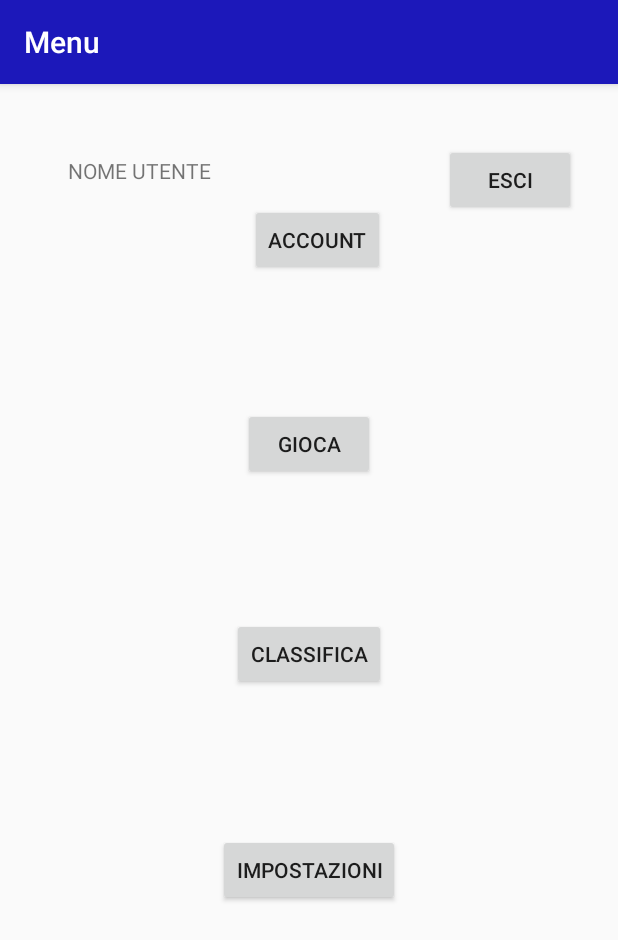
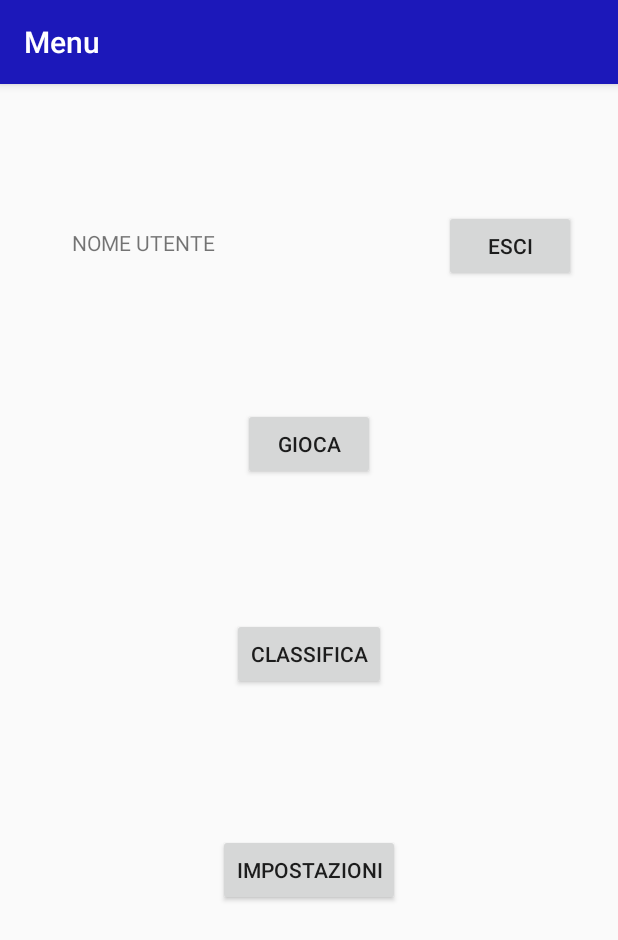
Before and after one commit to lev1492/ArkaNull, an Android app: the screen it shows after launch once a user with an empty profile is signed in (Menu), on a phone screen of 412 x 824 dp. Shown: the top 940 px of the screen. Run offline under Robolectric (Android 15) with nearby library versions, the phone set to English and light mode, and no system bars; our stand-ins replace Firebase (no records; nobody signed in at launch, a user with empty details on screens opened directly); libraries missing offline, so code that uses them is left out: com.firebase.ui.

Commit message:
Si può accedere con Google Nella schermata menu è stato eliminato il tasto "accesso"

```diff
--- a/app/src/main/AndroidManifest.xml
+++ b/app/src/main/AndroidManifest.xml
@@ -16,11 +16,7 @@
         <activity
             android:name=".Login"
             android:exported="true"
-            android:label="Login"
-            android:parentActivityName=".Splash"/>
-            <meta-data
-                android:name="android.support.PARENT_ACTIVITY"
-                android:value=".Splash" />
+            android:label="Login"/>
 
         <activity
             android:name=".Punteggi"
--- a/app/src/main/java/com/example/android/arkanull/Login.java
+++ b/app/src/main/java/com/example/android/arkanull/Login.java
@@ -52,10 +52,6 @@ public class Login extends AppCompatActivity {
             // below line is used for adding google
             // authentication builder in our app.
             new AuthUI.IdpConfig.GoogleBuilder().build(),
-
-            // below line is used for adding phone
-            // authentication builder in our app.
-            new AuthUI.IdpConfig.PhoneBuilder().build(),
 
             // below line is used for gest
             // authentication builder in our app.
--- a/app/src/main/java/com/example/android/arkanull/Menu.java
+++ b/app/src/main/java/com/example/android/arkanull/Menu.java
@@ -6,6 +6,7 @@ import androidx.annotation.NonNull;
 import androidx.appcompat.app.AppCompatActivity;
 import android.os.Bundle;
 import android.view.View;
+import android.widget.Toast;
 
 import com.google.firebase.auth.FirebaseAuth;
 
@@ -17,10 +18,6 @@ public class Menu extends AppCompatActivity {
         setContentView(R.layout.activity_menu);
     }
 
-    public void openAccount(View view){
-        Intent intent = new Intent(this , Login.class);
-        startActivity(intent);
-    }
     public void gioca(View view){
         Intent intent = new Intent(this , MainActivity.class);
         startActivity(intent);
@@ -37,8 +34,9 @@ public class Menu extends AppCompatActivity {
     }
     public void logOut (View view) {
         Login.logOut();
-        Intent intent = new Intent(this , Splash.class);
+        Intent intent = new Intent(this , Login.class);
         startActivity(intent);
+        Toast.makeText( view.getContext(), "Logout effettuato con successo", Toast.LENGTH_SHORT).show();
 
     }
 }
--- a/app/src/main/res/layout/activity_menu.xml
+++ b/app/src/main/res/layout/activity_menu.xml
@@ -8,29 +8,15 @@
     >
 
     <Button
-        android:id="@+id/openAccount"
-        android:layout_width="wrap_content"
-        android:layout_height="wrap_content"
-        android:layout_marginTop="80dp"
-        android:onClick="openAccount"
-        android:text="@string/account"
-        app:layout_constraintEnd_toEndOf="parent"
-        app:layout_constraintHorizontal_bias="0.518"
-        app:layout_constraintStart_toStartOf="parent"
-        app:layout_constraintTop_toTopOf="parent"
-        />
-
-    <Button
         android:id="@+id/gioca"
         android:layout_width="wrap_content"
         android:layout_height="wrap_content"
-        android:layout_marginTop="88dp"
+        android:layout_marginTop="216dp"
         android:onClick="gioca"
         android:text="@string/gioca"
         app:layout_constraintEnd_toEndOf="parent"
         app:layout_constraintStart_toStartOf="parent"
-        app:layout_constraintTop_toBottomOf="@+id/openAccount"
-        />
+        app:layout_constraintTop_toTopOf="parent" />
 
 
     <Button
@@ -64,9 +50,9 @@
         android:layout_height="wrap_content"
         android:layout_marginStart="296dp"
         android:layout_marginEnd="27dp"
+        android:onClick="logOut"
         android:text="@string/logout"
-        android:onClick="logOut"
-        app:layout_constraintBottom_toBottomOf="@+id/openAccount"
+        app:layout_constraintBottom_toTopOf="@+id/gioca"
         app:layout_constraintEnd_toEndOf="parent"
         app:layout_constraintHorizontal_bias="0.0"
         app:layout_constraintStart_toStartOf="parent"
@@ -76,14 +62,12 @@
         android:id="@+id/textView2"
         android:layout_width="wrap_content"
         android:layout_height="wrap_content"
-        android:layout_marginStart="45dp"
+        android:layout_marginStart="48dp"
         android:layout_marginTop="33dp"
-        android:layout_marginEnd="193dp"
         android:text="NOME UTENTE"
-        app:layout_constraintBottom_toBottomOf="@+id/openAccount"
-        app:layout_constraintHorizontal_bias="0.513"
+        app:layout_constraintBottom_toTopOf="@+id/gioca"
         app:layout_constraintStart_toStartOf="parent"
         app:layout_constraintTop_toTopOf="parent"
-        app:layout_constraintVertical_bias="0.197" />
+        app:layout_constraintVertical_bias="0.384" />
 
 </androidx.constraintlayout.widget.ConstraintLayout>
```
